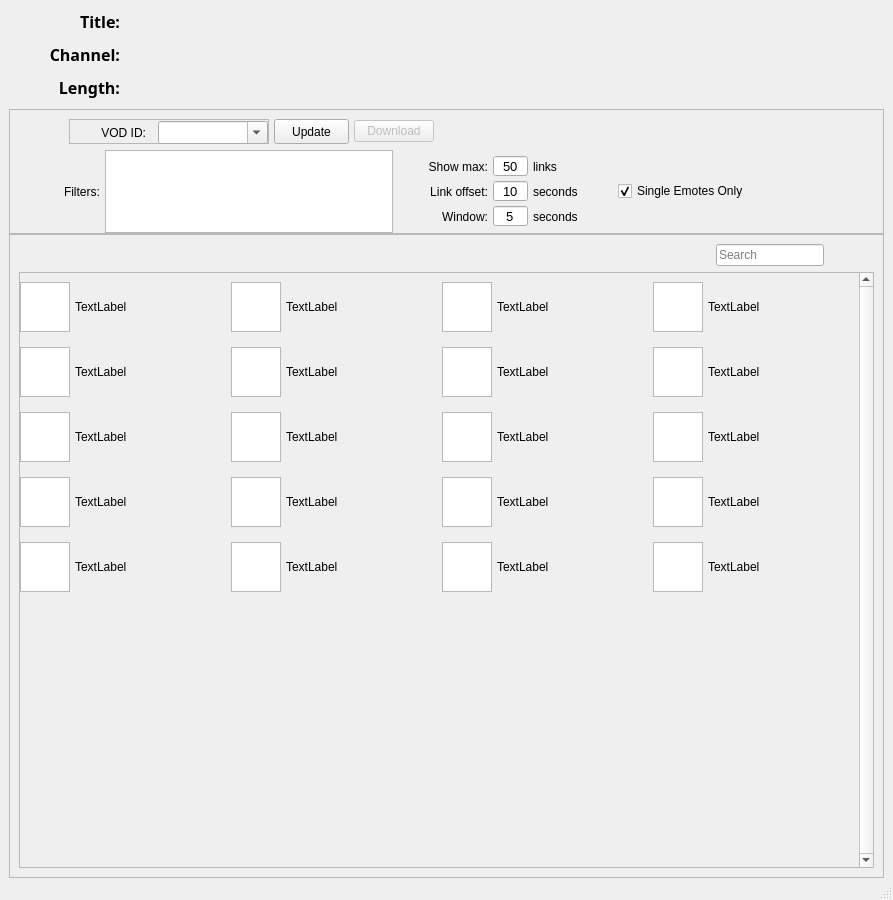
benmurphy7/twitch-crops, file BasicForm.ui: the form before one commit.
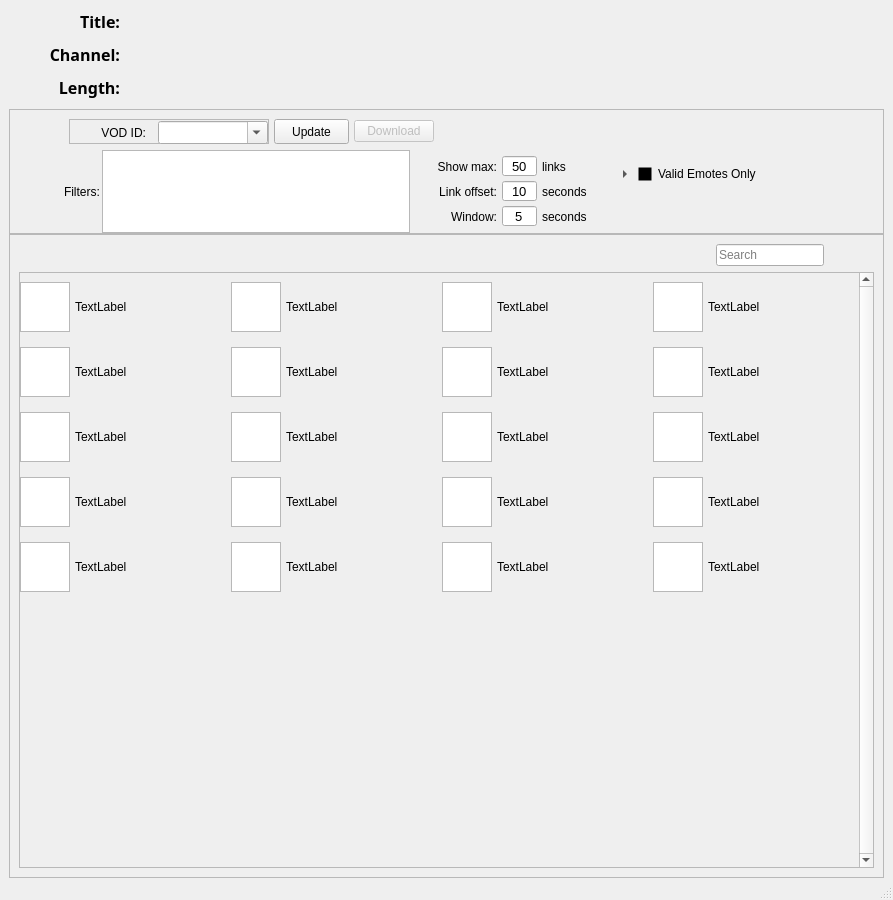
The form after the commit.

Commit message: Initial support for non-emote text filtering

Patch:
```diff
--- a/BasicForm.ui
+++ b/BasicForm.ui
@@ -209,6 +209,9 @@
         <height>125</height>
        </size>
       </property>
+      <property name="autoFillBackground">
+       <bool>true</bool>
+      </property>
       <property name="frameShape">
        <enum>QFrame::StyledPanel</enum>
       </property>
@@ -222,7 +225,7 @@
        <item row="1" column="0">
         <layout class="QHBoxLayout" name="horizontalLayout_4">
          <property name="spacing">
-          <number>5</number>
+          <number>2</number>
          </property>
          <property name="sizeConstraint">
           <enum>QLayout::SetDefaultConstraint</enum>
@@ -239,7 +242,7 @@
             <number>5</number>
            </property>
            <property name="rightMargin">
-            <number>5</number>
+            <number>0</number>
            </property>
            <item>
             <widget class="QLabel" name="label_2">
@@ -639,19 +642,91 @@
          <item>
           <layout class="QHBoxLayout" name="horizontalLayout_2">
            <property name="leftMargin">
-            <number>20</number>
-           </property>
-           <property name="rightMargin">
-            <number>20</number>
+            <number>10</number>
            </property>
            <item>
-            <widget class="QCheckBox" name="singleEmotesCheckbox">
-             <property name="text">
-              <string>Single Emotes Only</string>
+            <widget class="QTreeWidget" name="optionsTree">
+             <property name="sizePolicy">
+              <sizepolicy hsizetype="Expanding" vsizetype="Fixed">
+               <horstretch>0</horstretch>
+               <verstretch>0</verstretch>
+              </sizepolicy>
              </property>
-             <property name="checked">
+             <property name="minimumSize">
+              <size>
+               <width>0</width>
+               <height>50</height>
+              </size>
+             </property>
+             <property name="maximumSize">
+              <size>
+               <width>180</width>
+               <height>50</height>
+              </size>
+             </property>
+             <property name="baseSize">
+              <size>
+               <width>0</width>
+               <height>0</height>
+              </size>
+             </property>
+             <property name="toolTip">
+              <string/>
+             </property>
+             <property name="autoFillBackground">
+              <bool>false</bool>
+             </property>
+             <property name="styleSheet">
+              <string notr="true">QTreeWidget {
+	background-color: transparent;
+}
+
+QTreeWidget::item:hover {
+	background-color: transparent;
+}</string>
+             </property>
+             <property name="itemsExpandable">
               <bool>true</bool>
              </property>
+             <property name="expandsOnDoubleClick">
+              <bool>false</bool>
+             </property>
+             <attribute name="headerVisible">
+              <bool>false</bool>
+             </attribute>
+             <column>
+              <property name="text">
+               <string> </string>
+              </property>
+             </column>
+             <item>
+              <property name="text">
+               <string>Valid Emotes Only</string>
+              </property>
+              <property name="toolTip">
+               <string>&lt;html&gt;&lt;head/&gt;&lt;body&gt;&lt;p&gt;Track only valid emotes for the current channel. &lt;/p&gt;&lt;p&gt;Disable to track all filter entries.&lt;/p&gt;&lt;/body&gt;&lt;/html&gt;</string>
+              </property>
+              <property name="checkState">
+               <enum>Checked</enum>
+              </property>
+              <property name="flags">
+               <set>ItemIsUserCheckable|ItemIsEnabled</set>
+              </property>
+              <item>
+               <property name="text">
+                <string>Single Emotes Only</string>
+               </property>
+               <property name="toolTip">
+                <string>&lt;html&gt;&lt;head/&gt;&lt;body&gt;&lt;p&gt;Only track single emote messages. &lt;/p&gt;&lt;p&gt;Useful for chats containing spam.&lt;/p&gt;&lt;/body&gt;&lt;/html&gt;</string>
+               </property>
+               <property name="checkState">
+                <enum>Checked</enum>
+               </property>
+               <property name="flags">
+                <set>ItemIsUserCheckable|ItemIsEnabled</set>
+               </property>
+              </item>
+             </item>
             </widget>
            </item>
           </layout>
@@ -671,7 +746,7 @@
              </property>
              <property name="sizeHint" stdset="0">
               <size>
-               <width>105</width>
+               <width>80</width>
                <height>20</height>
               </size>
              </property>
```
Left out of the diff: 221 changed lines with no effect on the pictures. The commit also changes 3 other files.
